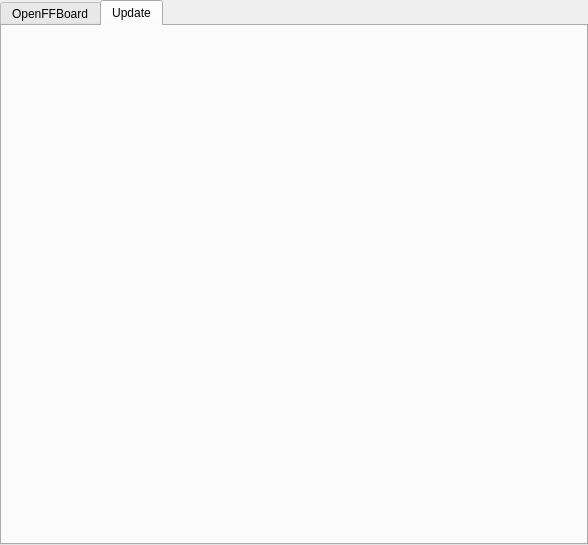
The window that res/settings_serial.ui (Ultrawipf/OpenFFBoard-configurator) describes before a commit, drawn with Qt 5.
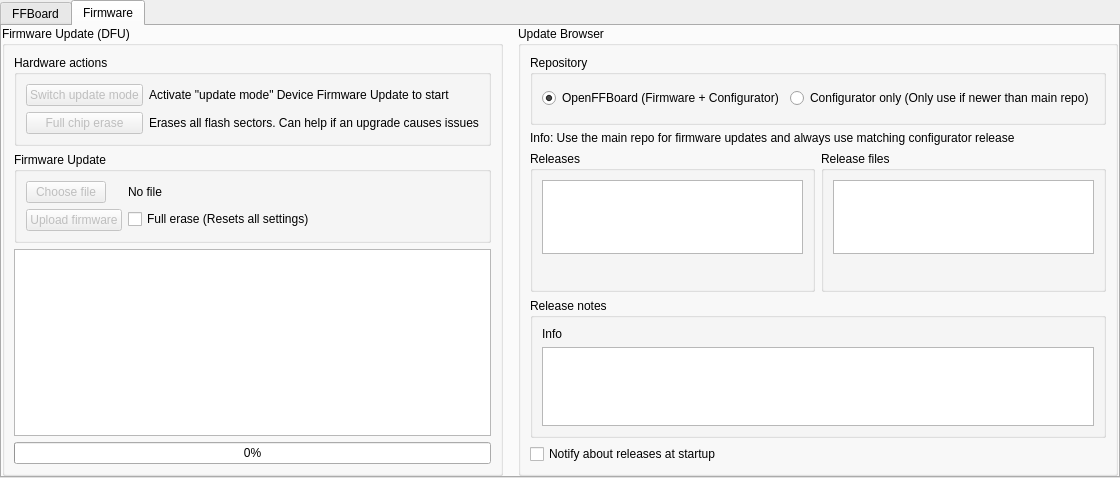
The same window after the commit. The open tabs and pages were chosen to show the change.

Commit message: feat: add about page

What changed in the file:
```diff
--- a/res/settings_serial.ui
+++ b/res/settings_serial.ui
@@ -6,8 +6,8 @@
    <rect>
     <x>0</x>
     <y>0</y>
-    <width>588</width>
-    <height>545</height>
+    <width>1097</width>
+    <height>478</height>
    </rect>
   </property>
   <property name="windowTitle">
@@ -36,7 +36,7 @@
      </property>
      <widget class="QWidget" name="tab">
       <attribute name="title">
-       <string>OpenFFBoard</string>
+       <string>FFBoard</string>
       </attribute>
       <layout class="QGridLayout" name="gridLayout_2">
        <property name="leftMargin">
@@ -172,8 +172,321 @@
      </widget>
      <widget class="QWidget" name="tab_2">
       <attribute name="title">
-       <string>Update</string>
+       <string>Firmware</string>
       </attribute>
+      <layout class="QGridLayout" name="gridLayout_5">
+       <property name="leftMargin">
+        <number>0</number>
+       </property>
+       <property name="topMargin">
+        <number>0</number>
+       </property>
+       <property name="rightMargin">
+        <number>0</number>
+       </property>
+       <property name="bottomMargin">
+        <number>0</number>
+       </property>
+       <property name="spacing">
+        <number>15</number>
+       </property>
+       <item row="0" column="0">
+        <widget class="QGroupBox" name="groupBox_dfu">
+         <property name="title">
+          <string>Firmware Update (DFU)</string>
+         </property>
+         <layout class="QVBoxLayout" name="verticalLayout_4">
+          <item>
+           <widget class="QGroupBox" name="groupBox">
+            <property name="title">
+             <string>Hardware actions</string>
+            </property>
+            <layout class="QGridLayout" name="gridLayout_6">
+             <item row="0" column="0">
+              <widget class="QPushButton" name="pushButton_DFU">
+               <property name="enabled">
+                <bool>false</bool>
+               </property>
+               <property name="sizePolicy">
+                <sizepolicy hsizetype="Minimum" vsizetype="Minimum">
+                 <horstretch>0</horstretch>
+                 <verstretch>0</verstretch>
+                </sizepolicy>
+               </property>
+               <property name="text">
+                <string>Switch update mode</string>
+               </property>
+              </widget>
+             </item>
+             <item row="0" column="1">
+              <widget class="QLabel" name="label_3">
+               <property name="sizePolicy">
+                <sizepolicy hsizetype="Expanding" vsizetype="Preferred">
+                 <horstretch>0</horstretch>
+                 <verstretch>0</verstretch>
+                </sizepolicy>
+               </property>
+               <property name="text">
+                <string>Activate &quot;update mode&quot; Device Firmware Update to start</string>
+               </property>
+              </widget>
+             </item>
+             <item row="1" column="0">
+              <widget class="QPushButton" name="pushButton_fullerase">
+               <property name="enabled">
+                <bool>false</bool>
+               </property>
+               <property name="text">
+                <string>Full chip erase</string>
+               </property>
+              </widget>
+             </item>
+             <item row="1" column="1">
+              <widget class="QLabel" name="label_2">
+               <property name="text">
+                <string>Erases all flash sectors. Can help if an upgrade causes issues</string>
+               </property>
+              </widget>
+             </item>
+            </layout>
+           </widget>
+          </item>
+          <item>
+           <widget class="QGroupBox" name="groupbox_controls_update">
+            <property name="title">
+             <string>Firmware Update</string>
+            </property>
+            <layout class="QFormLayout" name="formLayout_2">
+             <item row="1" column="0">
+              <widget class="QPushButton" name="pushButton_filechooser">
+               <property name="enabled">
+                <bool>false</bool>
+               </property>
+               <property name="text">
+                <string>Choose file</string>
+               </property>
+              </widget>
+             </item>
+             <item row="1" column="1">
+              <widget class="QLabel" name="label_filename">
+               <property name="text">
+                <string>No file</string>
+               </property>
+              </widget>
+             </item>
+             <item row="2" column="0">
+              <widget class="QPushButton" name="pushButton_upload">
+               <property name="enabled">
+                <bool>false</bool>
+               </property>
+               <property name="text">
+                <string>Upload firmware</string>
+               </property>
+              </widget>
+             </item>
+             <item row="2" column="1">
+              <widget class="QCheckBox" name="checkBox_massErase">
+               <property name="text">
+                <string>Full erase (Resets all settings)</string>
+               </property>
+              </widget>
+             </item>
+            </layout>
+           </widget>
+          </item>
+          <item>
+           <widget class="QTextBrowser" name="textBrowser_dfu"/>
+          </item>
+          <item>
+           <widget class="QProgressBar" name="progressBar">
+            <property name="enabled">
+             <bool>true</bool>
+            </property>
+            <property name="value">
+             <number>0</number>
+            </property>
+           </widget>
+          </item>
+         </layout>
+        </widget>
+       </item>
+       <item row="0" column="1">
+        <widget class="QGroupBox" name="groupBox_update_browser">
+         <property name="title">
+          <string>Update Browser</string>
+         </property>
+         <layout class="QGridLayout" name="gridLayout_8" rowstretch="1,0,2,2,0">
+          <item row="4" column="0">
+           <widget class="QCheckBox" name="checkBox_notify">
+            <property name="text">
+             <string>Notify about releases at startup</string>
+            </property>
+           </widget>
+          </item>
+          <item row="1" column="0" colspan="2">
+           <widget class="QLabel" name="label_4">
+            <property name="text">
+             <string>Info: Use the main repo for firmware updates and always use matching configurator release</string>
+            </property>
+           </widget>
+          </item>
+          <item row="0" column="0" colspan="2">
+           <widget class="QGroupBox" name="groupBox_7">
+            <property name="title">
+             <string>Repository</string>
+            </property>
+            <layout class="QHBoxLayout" name="horizontalLayout_6">
+             <item>
+              <widget class="QRadioButton" name="radioButton_main">
+               <property name="toolTip">
+                <string>Ultrawipf/OpenFFBoard</string>
+               </property>
+               <property name="text">
+                <string>OpenFFBoard (Firmware + Configurator)</string>
+               </property>
+               <property name="checked">
+                <bool>true</bool>
+               </property>
+               <attribute name="buttonGroup">
+                <string notr="true">buttonGroup_repo</string>
+               </attribute>
+              </widget>
+             </item>
+             <item>
+              <widget class="QRadioButton" name="radioButton_configurator">
+               <property name="toolTip">
+                <string>Ultrawipf/OpenFFBoard-configurator</string>
+               </property>
+               <property name="text">
+                <string>Configurator only (Only use if newer than main repo)</string>
+               </property>
+               <attribute name="buttonGroup">
+                <string notr="true">buttonGroup_repo</string>
+               </attribute>
+              </widget>
+             </item>
+            </layout>
+           </widget>
+          </item>
+          <item row="2" column="0">
+           <widget class="QGroupBox" name="groupBox_5">
+            <property name="sizePolicy">
+             <sizepolicy hsizetype="Preferred" vsizetype="Preferred">
+              <horstretch>0</horstretch>
+              <verstretch>1</verstretch>
+             </sizepolicy>
+            </property>
+            <property name="title">
+             <string>Releases</string>
+            </property>
+            <layout class="QVBoxLayout" name="verticalLayout_5">
+             <item>
+              <widget class="QListWidget" name="listWidget_release"/>
+             </item>
+             <item>
+              <layout class="QHBoxLayout" name="horizontalLayout_4">
+               <item>
+                <spacer name="horizontalSpacer_3">
+                 <property name="orientation">
+                  <enum>Qt::Orientation::Horizontal</enum>
+                 </property>
+                 <property name="sizeHint" stdset="0">
+                  <size>
+                   <width>40</width>
+                   <height>20</height>
+                  </size>
+                 </property>
+                </spacer>
+               </item>
+               <item>
+                <widget class="QLabel" name="label_releaseUrl">
+                 <property name="text">
+                  <string/>
+                 </property>
+                 <property name="openExternalLinks">
+                  <bool>true</bool>
+                 </property>
+                </widget>
+               </item>
+              </layout>
+             </item>
+            </layout>
+           </widget>
+          </item>
+          <item row="3" column="0" colspan="2">
+           <widget class="QGroupBox" name="groupBox_8">
+            <property name="sizePolicy">
+             <sizepolicy hsizetype="Preferred" vsizetype="Preferred">
+              <horstretch>0</horstretch>
+              <verstretch>2</verstretch>
+             </sizepolicy>
+            </property>
+            <property name="title">
+             <string>Release notes</string>
+            </property>
+            <layout class="QVBoxLayout" name="verticalLayout_7">
+             <item>
+              <widget class="QLabel" name="label_releaseInfo">
+               <property name="text">
+                <string>Info</string>
+               </property>
+              </widget>
+             </item>
+             <item>
+              <widget class="QTextBrowser" name="textBrowser_releasenotes"/>
+             </item>
+            </layout>
+           </widget>
+          </item>
+          <item row="2" column="1">
+           <widget class="QGroupBox" name="groupBox_6">
+            <property name="sizePolicy">
+             <sizepolicy hsizetype="Preferred" vsizetype="Preferred">
+              <horstretch>0</horstretch>
+              <verstretch>1</verstretch>
+             </sizepolicy>
+            </property>
+            <property name="title">
+             <string>Release files</string>
+            </property>
+            <layout class="QVBoxLayout" name="verticalLayout_6">
+             <item>
+              <widget class="QListWidget" name="listWidget_files"/>
+             </item>
+             <item>
+              <layout class="QHBoxLayout" name="horizontalLayout_5">
+               <item>
+                <spacer name="horizontalSpacer_4">
+                 <property name="orientation">
+                  <enum>Qt::Orientation::Horizontal</enum>
+                 </property>
+                 <property name="sizeHint" stdset="0">
+                  <size>
+                   <width>40</width>
+                   <height>20</height>
+                  </size>
+                 </property>
+                </spacer>
+               </item>
+               <item>
+                <widget class="QLabel" name="label_fileUrl">
+                 <property name="text">
+                  <string/>
+                 </property>
+                 <property name="openExternalLinks">
+                  <bool>true</bool>
+                 </property>
+                </widget>
+               </item>
+              </layout>
+             </item>
+            </layout>
+           </widget>
+          </item>
+         </layout>
+        </widget>
+       </item>
+      </layout>
      </widget>
     </widget>
    </item>
```
Left out of the diff: 9 changed lines with no effect on the pictures. The commit also changes 9 other files.
